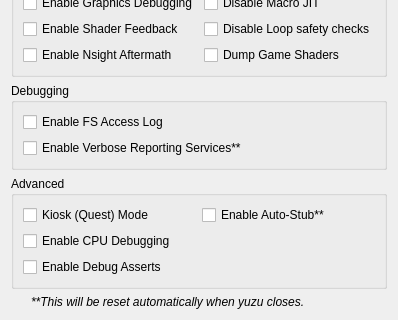
First picture: the form in src/yuzu/configuration/configure_debug.ui, repository QuantumGhost/yuzu, before the edit; both pictures show x 0 to 398 and y 239 to 559 of the 398 by 559 pixel window.
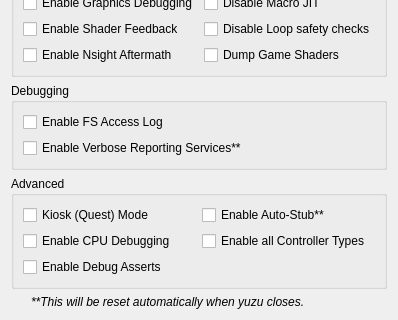
Second picture: the form after the edit.

What changed in the file:
```diff
--- a/src/yuzu/configuration/configure_debug.ui
+++ b/src/yuzu/configuration/configure_debug.ui
@@ -211,6 +211,13 @@
         </property>
        </widget>
       </item>
+      <item row="1" column="1">
+       <widget class="QCheckBox" name="enable_all_controllers">
+        <property name="text">
+         <string>Enable all Controller Types</string>
+        </property>
+       </widget>
+      </item>
      </layout>
     </widget>
    </item>
```
